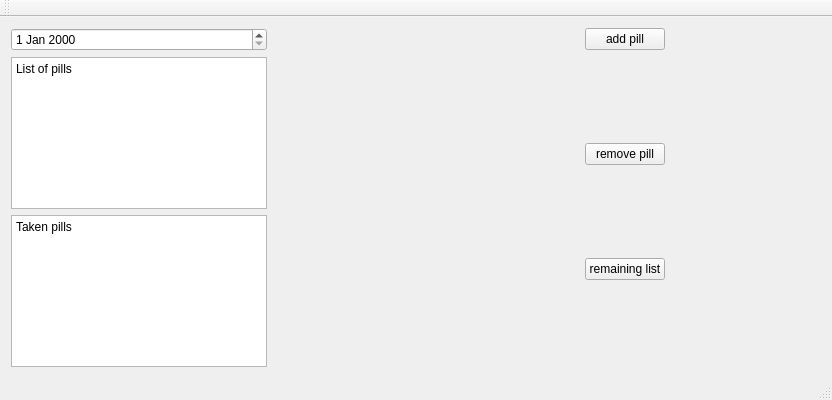
Qt form pill_app/pill_app.ui (andr0meda727/pill_app) before a commit.
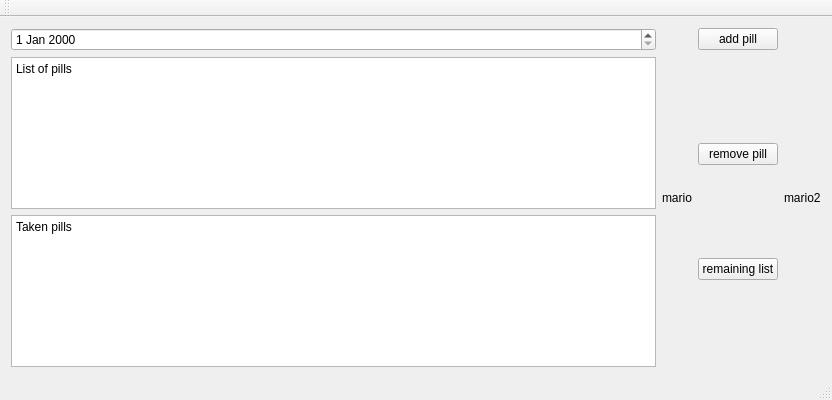
The same form after that commit.

Commit message: fixed adding pills to taken list, added marios

Patch:
```diff
--- a/pill_app/pill_app.ui
+++ b/pill_app/pill_app.ui
@@ -51,30 +51,11 @@
      </layout>
     </item>
     <item>
-     <spacer name="horizontalSpacer_3">
-      <property name="orientation">
-       <enum>Qt::Orientation::Horizontal</enum>
+     <widget class="QLabel" name="label">
+      <property name="text">
+       <string>mario</string>
       </property>
-      <property name="sizeHint" stdset="0">
-       <size>
-        <width>40</width>
-        <height>20</height>
-       </size>
-      </property>
-     </spacer>
-    </item>
-    <item>
-     <spacer name="horizontalSpacer">
-      <property name="orientation">
-       <enum>Qt::Orientation::Horizontal</enum>
-      </property>
-      <property name="sizeHint" stdset="0">
-       <size>
-        <width>40</width>
-        <height>20</height>
-       </size>
-      </property>
-     </spacer>
+     </widget>
     </item>
     <item>
      <layout class="QGridLayout" name="gridLayout_2">
@@ -141,17 +122,11 @@
      </layout>
     </item>
     <item>
-     <spacer name="horizontalSpacer_2">
-      <property name="orientation">
-       <enum>Qt::Orientation::Horizontal</enum>
+     <widget class="QLabel" name="label_2">
+      <property name="text">
+       <string>mario2</string>
       </property>
-      <property name="sizeHint" stdset="0">
-       <size>
-        <width>40</width>
-        <height>20</height>
-       </size>
-      </property>
-     </spacer>
+     </widget>
     </item>
    </layout>
   </widget>
```
Left out of the diff: 50 changed lines with no effect on the pictures. The commit also changes 8 other files.
